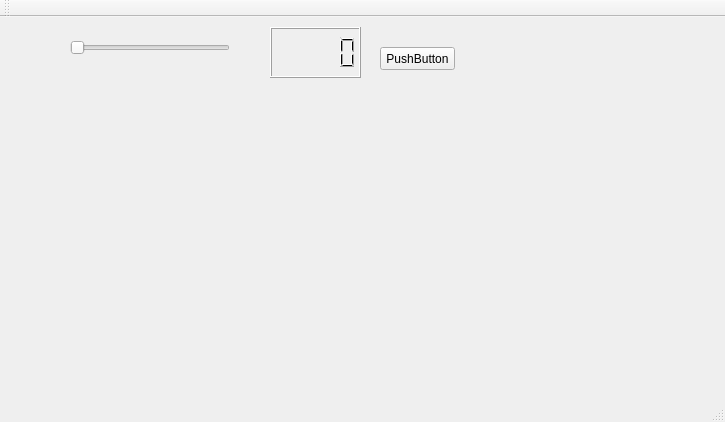
This is HelloQT/mainwindow.ui in dayanakaroline9/Praticas_QT as Qt 5 draws it before an edit. The edited form follows.
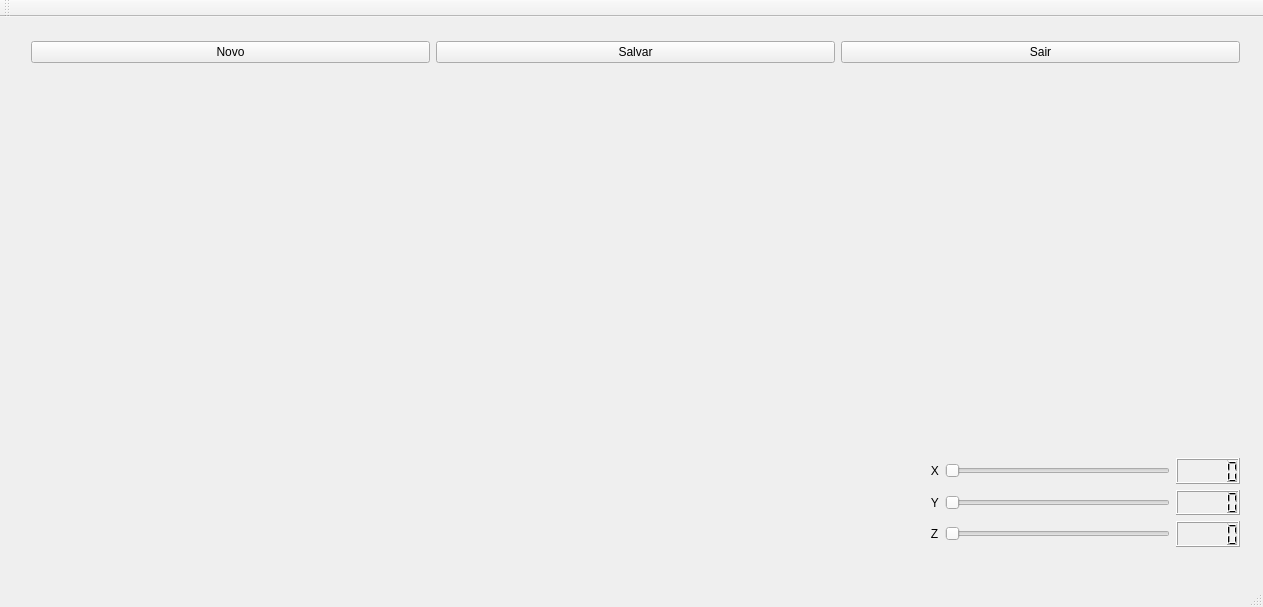
This is the edited form. Custom widgets are drawn as their Qt base class.

```diff
--- a/HelloQT/mainwindow.ui
+++ b/HelloQT/mainwindow.ui
@@ -6,59 +6,131 @@
    <rect>
     <x>0</x>
     <y>0</y>
-    <width>725</width>
-    <height>422</height>
+    <width>1263</width>
+    <height>607</height>
    </rect>
   </property>
   <property name="windowTitle">
    <string>MainWindow</string>
   </property>
   <widget class="QWidget" name="centralWidget">
-   <widget class="QPushButton" name="pushButton">
+   <widget class="Plotter" name="widget" native="true">
     <property name="geometry">
      <rect>
-      <x>380</x>
-      <y>30</y>
-      <width>75</width>
-      <height>23</height>
+      <x>20</x>
+      <y>70</y>
+      <width>881</width>
+      <height>471</height>
      </rect>
     </property>
-    <property name="text">
-     <string>PushButton</string>
-    </property>
    </widget>
-   <widget class="QSlider" name="horizontalSlider">
+   <widget class="QWidget" name="verticalLayoutWidget_2">
     <property name="geometry">
      <rect>
-      <x>70</x>
-      <y>20</y>
-      <width>160</width>
-      <height>22</height>
+      <x>910</x>
+      <y>430</y>
+      <width>341</width>
+      <height>111</height>
      </rect>
     </property>
-    <property name="orientation">
-     <enum>Qt::Horizontal</enum>
-    </property>
+    <layout class="QVBoxLayout" name="verticalLayout_2">
+     <item>
+      <layout class="QHBoxLayout" name="horizontalLayout_5">
+       <item>
+        <widget class="QLabel" name="label_3">
+         <property name="text">
+          <string>   X</string>
+         </property>
+        </widget>
+       </item>
+       <item>
+        <widget class="QSlider" name="horizontalSlider_3">
+         <property name="orientation">
+          <enum>Qt::Horizontal</enum>
+         </property>
+        </widget>
+       </item>
+       <item>
+        <widget class="QLCDNumber" name="lcdNumber_3"/>
+       </item>
+      </layout>
+     </item>
+     <item>
+      <layout class="QHBoxLayout" name="horizontalLayout">
+       <item>
+        <widget class="QLabel" name="label">
+         <property name="text">
+          <string>   Y</string>
+         </property>
+        </widget>
+       </item>
+       <item>
+        <widget class="QSlider" name="horizontalSlider">
+         <property name="orientation">
+          <enum>Qt::Horizontal</enum>
+         </property>
+        </widget>
+       </item>
+       <item>
+        <widget class="QLCDNumber" name="lcdNumber"/>
+       </item>
+      </layout>
+     </item>
+     <item>
+      <layout class="QHBoxLayout" name="horizontalLayout_4">
+       <item>
+        <widget class="QLabel" name="label_2">
+         <property name="text">
+          <string>   Z</string>
+         </property>
+        </widget>
+       </item>
+       <item>
+        <widget class="QSlider" name="horizontalSlider_2">
+         <property name="orientation">
+          <enum>Qt::Horizontal</enum>
+         </property>
+        </widget>
+       </item>
+       <item>
+        <widget class="QLCDNumber" name="lcdNumber_2"/>
+       </item>
+      </layout>
+     </item>
+    </layout>
    </widget>
-   <widget class="QLCDNumber" name="lcdNumber">
+   <widget class="QWidget" name="gridLayoutWidget">
     <property name="geometry">
      <rect>
-      <x>270</x>
+      <x>20</x>
       <y>10</y>
-      <width>91</width>
+      <width>1231</width>
       <height>51</height>
      </rect>
     </property>
-   </widget>
-   <widget class="Plotter" name="widget" native="true">
-    <property name="geometry">
-     <rect>
-      <x>100</x>
-      <y>130</y>
-      <width>491</width>
-      <height>231</height>
-     </rect>
-    </property>
+    <layout class="QGridLayout" name="gridLayout">
+     <item row="0" column="0">
+      <widget class="QPushButton" name="pushButton_2">
+       <property name="text">
+        <string>Novo</string>
+       </property>
+      </widget>
+     </item>
+     <item row="0" column="2">
+      <widget class="QPushButton" name="pushButton">
+       <property name="text">
+        <string>Sair</string>
+       </property>
+      </widget>
+     </item>
+     <item row="0" column="1">
+      <widget class="QPushButton" name="pushButton_3">
+       <property name="text">
+        <string>Salvar</string>
+       </property>
+      </widget>
+     </item>
+    </layout>
    </widget>
   </widget>
   <widget class="QMenuBar" name="menuBar">
```
Left out of the diff: 42 changed lines with no effect on the pictures.
